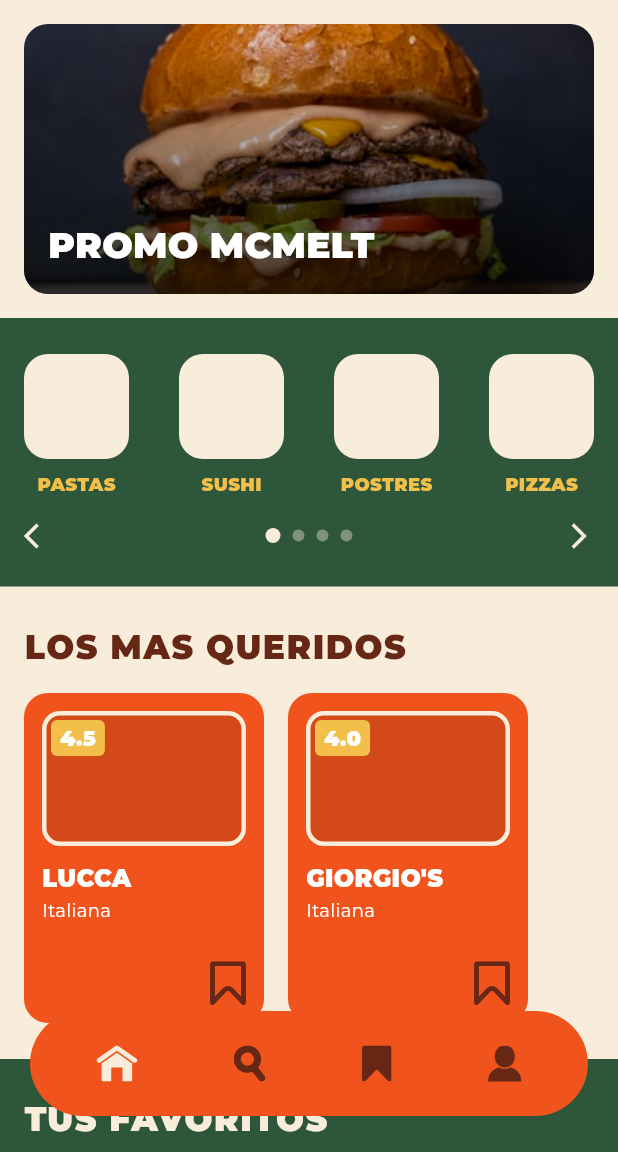
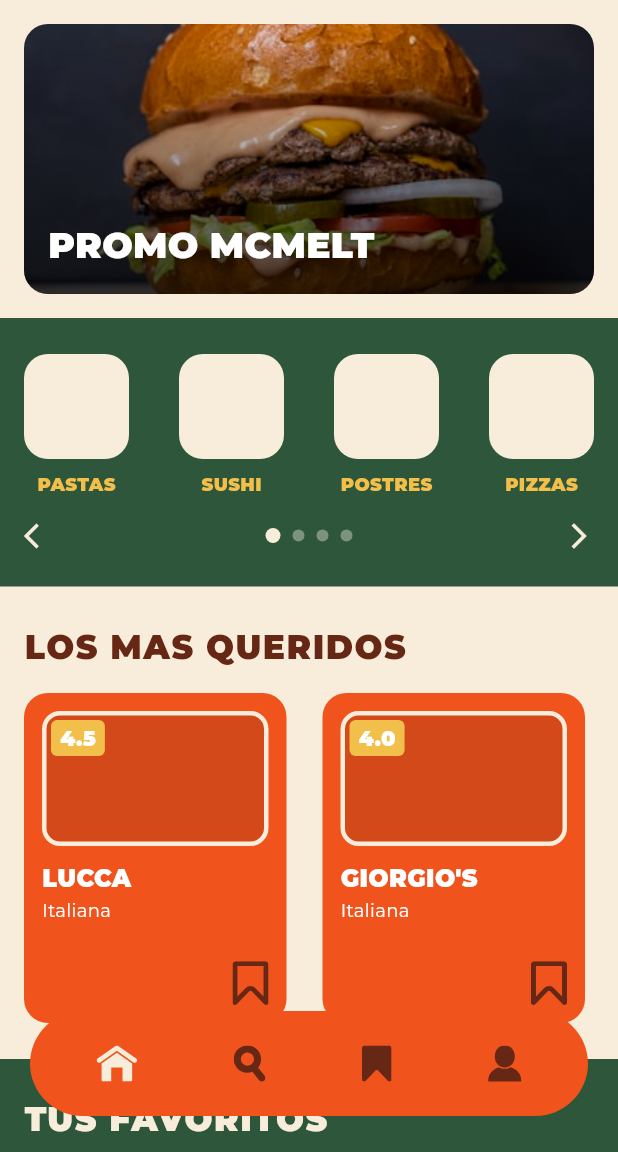
Before and after one commit to M4QSZ/BUCO, a Flutter app: the screen it shows after launch, after a tap on "CONTINUAR", on a phone screen of 412 x 824 dp, the part 84-1236 px from its top. Run offline on Flutter 3.47's test engine with Material 3 defaults, Android fonts, the phone set to English and light mode, and no system bars; our stand-ins replace device_preview, flutter_svg, font_awesome_flutter, google_fonts; network calls fail; project files that could hold a hidden picture were left out.

Commit message:
Update layout based on deep SVG analysis: font, card spacing, review box, remove fake dots

```diff
--- a/lib/screens/account_screen.dart
+++ b/lib/screens/account_screen.dart
@@ -169,16 +169,16 @@ class AccountScreen extends StatelessWidget {
                     children: [
                       Container(
                         width: double.infinity,
-                        margin: const EdgeInsets.only(top: 15),
-                        padding: const EdgeInsets.all(16),
+                        margin: const EdgeInsets.only(top: 25),
+                        padding: const EdgeInsets.symmetric(vertical: 24, horizontal: 16),
                         decoration: BoxDecoration(
                           color: primaryBrown,
-                          borderRadius: BorderRadius.circular(20),
+                          borderRadius: BorderRadius.circular(35),
                         ),
                         child: const Text(
-                          '"Muy buena comida!!"',
+                          '“Muy buena comida!!”',
                           textAlign: TextAlign.center,
-                          style: TextStyle(color: creamWhite, fontSize: 18),
+                          style: TextStyle(color: creamWhite, fontSize: 20),
                         ),
                       ),
                       SizedBox(
@@ -192,8 +192,6 @@ class AccountScreen extends StatelessWidget {
                     ],
                   ),
                 ),
-                const SizedBox(height: 15),
-                _buildPaginationDots(Colors.white),
                 const SizedBox(height: 15),
               ],
             ),
@@ -221,7 +219,7 @@ class AccountScreen extends StatelessWidget {
                   ),
                   const SizedBox(height: 15),
                   SizedBox(
-                    height: 220,
+                    height: 260,
                     child: ListView(
                       scrollDirection: Axis.horizontal,
                       padding: const EdgeInsets.only(left: 45, right: 16),
@@ -245,9 +243,7 @@ class AccountScreen extends StatelessWidget {
                       ],
                     ),
                   ),
-                  const SizedBox(height: 20),
-                  _buildPaginationDots(greenBg),
-                  const SizedBox(height: 20),
+                  const SizedBox(height: 40),
                 ],
               ),
             ),
@@ -255,23 +251,6 @@ class AccountScreen extends StatelessWidget {
         ],
       ),
 );
-  }
-
-  Widget _buildPaginationDots(Color color) {
-    return Row(
-      mainAxisAlignment: MainAxisAlignment.center,
-      children: List.generate(8, (index) {
-        return Container(
-          width: 16,
-          height: 4,
-          margin: const EdgeInsets.symmetric(horizontal: 4),
-          decoration: BoxDecoration(
-            color: color,
-            borderRadius: BorderRadius.circular(2),
-          ),
-        );
-      }),
-    );
   }
 
 
--- a/lib/widgets/restaurant_card.dart
+++ b/lib/widgets/restaurant_card.dart
@@ -36,8 +36,8 @@ class RestaurantCard extends StatelessWidget {
         );
       },
       child: Container(
-        width: 160,
-        margin: const EdgeInsets.only(right: 16),
+        width: 175,
+        margin: const EdgeInsets.only(right: 24),
         decoration: BoxDecoration(
           color: backgroundColor,
           borderRadius: BorderRadius.circular(16),
@@ -63,9 +63,9 @@ class RestaurantCard extends StatelessWidget {
           child: Text(
             name.replaceAll(' ', '\n'),
             style: const TextStyle(
+              fontFamily: 'Bernoru',
               color: Colors.white,
-              fontWeight: FontWeight.w900,
-              fontSize: 24,
+              fontSize: 26,
               height: 0.95,
             ),
           ),
```
